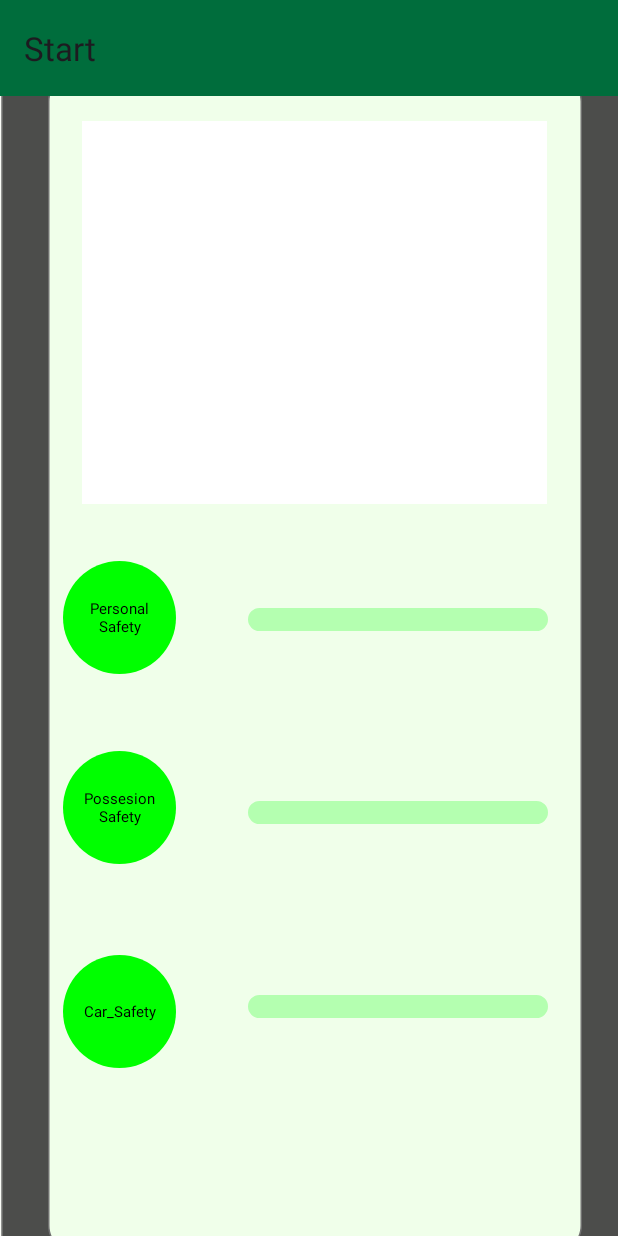
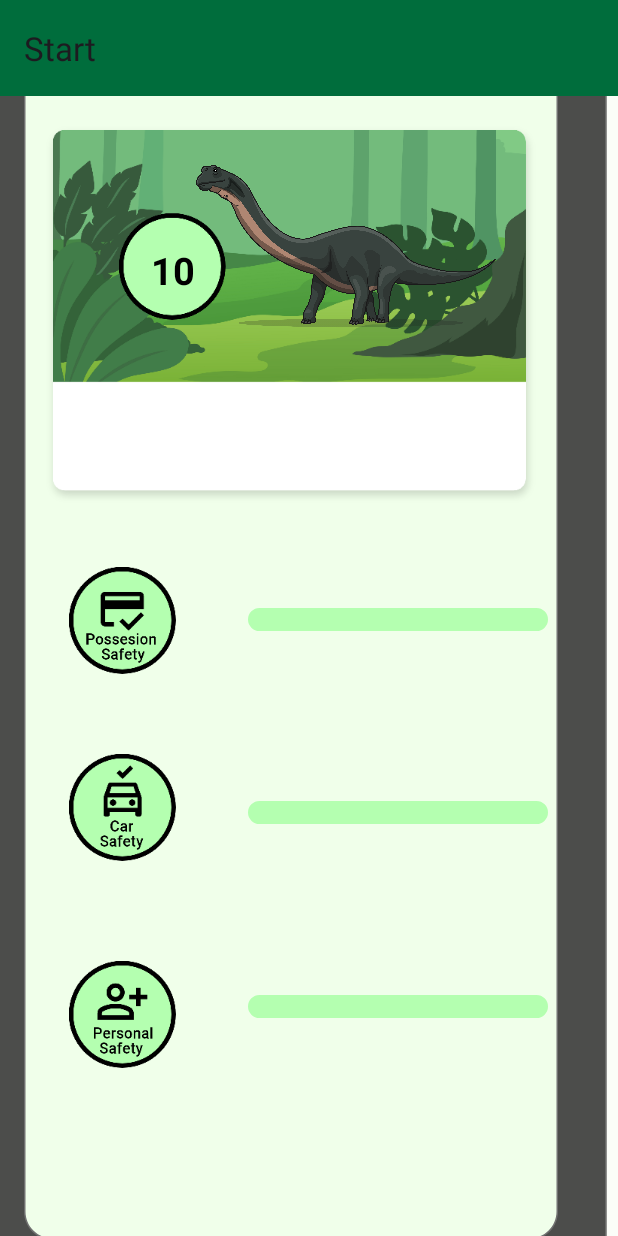
Before and after one commit to Evan-Bain/RowdyHackIX, an Android app: the fragment SafetyCardFragment placed in its activity, on a phone screen of 412 x 824 dp. Run offline under Robolectric (Android 15) with nearby library versions, the light colour scheme and no system bars; our stand-ins replace data binding, navigation-ui.

Commit message:
Merge remote-tracking branch 'origin/alpha' into alpha

```diff
--- a/app/src/main/res/layout/fragment_safety_card.xml
+++ b/app/src/main/res/layout/fragment_safety_card.xml
@@ -1,9 +1,9 @@
 <?xml version="1.0" encoding="utf-8"?>
-<layout>
+<layout xmlns:tools="http://schemas.android.com/tools"
+    xmlns:android="http://schemas.android.com/apk/res/android"
+    xmlns:app="http://schemas.android.com/apk/res-auto">
 
-    <LinearLayout xmlns:android="http://schemas.android.com/apk/res/android"
-        xmlns:app="http://schemas.android.com/apk/res-auto"
-        xmlns:tools="http://schemas.android.com/tools"
+    <LinearLayout
         android:layout_width="match_parent"
         android:layout_height="match_parent">
 
@@ -11,60 +11,34 @@
             android:layout_width="match_parent"
             android:layout_height="match_parent">
 
+
             <ImageView
                 android:id="@+id/image_view_overlay_tint"
                 android:layout_width="603dp"
                 android:layout_height="894dp"
+                android:alpha="0.7"
                 android:src="@drawable/darker_tint_overlay"
-                android:alpha="0.7"
                 app:layout_constraintBottom_toBottomOf="parent"
                 app:layout_constraintEnd_toEndOf="parent"
+                app:layout_constraintHorizontal_bias="0.546"
                 app:layout_constraintStart_toStartOf="parent"
                 app:layout_constraintTop_toTopOf="parent"
-                app:layout_constraintVertical_bias="0.666" />
-
+                app:layout_constraintVertical_bias="0.748" />
 
             <ImageView
                 android:id="@+id/image_view_maincard"
                 android:layout_width="380dp"
                 android:layout_height="811dp"
-
                 android:src="@drawable/maincard"
                 app:layout_constraintBottom_toBottomOf="parent"
                 app:layout_constraintEnd_toEndOf="parent"
-                app:layout_constraintHorizontal_bias="1.0"
                 app:layout_constraintStart_toStartOf="parent"
                 app:layout_constraintTop_toTopOf="parent"
-                app:layout_constraintVertical_bias="0.312" />
+                app:layout_constraintHorizontal_bias="0.5"
+                app:layout_constraintVertical_bias="0.5" />
 
-            <ImageView
-                android:id="@+id/image_view_topcard_backdrop"
-                android:layout_width="310dp"
-                android:layout_height="255dp"
-                android:src="@drawable/rectangle"
-                app:layout_constraintBottom_toBottomOf="parent"
-                app:layout_constraintEnd_toEndOf="parent"
-                app:layout_constraintHorizontal_bias="0.538"
-                app:layout_constraintStart_toStartOf="parent"
-                app:layout_constraintTop_toTopOf="parent"
-                app:layout_constraintVertical_bias="0.033" />
 
-            <TextView
-                android:id="@+id/text_view_personal_safety"
-                android:layout_width="75dp"
-                android:layout_height="75dp"
-                android:background="@drawable/circle_background"
-                android:gravity="center"
-                android:padding="10dp"
-                android:text="Personal Safety"
-                android:textColor="@color/black"
-                android:textSize="10sp"
-                app:layout_constraintBottom_toBottomOf="parent"
-                app:layout_constraintEnd_toEndOf="parent"
-                app:layout_constraintHorizontal_bias="0.125"
-                app:layout_constraintStart_toStartOf="parent"
-                app:layout_constraintTop_toTopOf="parent"
-                app:layout_constraintVertical_bias="0.453" />
+
 
             <ImageView
                 android:id="@+id/image_view_personal_level_progress_background"
@@ -79,22 +53,7 @@
                 app:layout_constraintVertical_bias="0.458"
                 app:tint="@color/lightlimegreen" />
 
-            <TextView
-                android:id="@+id/text_view_possesion_safety"
-                android:layout_width="75dp"
-                android:layout_height="75dp"
-                android:background="@drawable/circle_background"
-                android:gravity="center"
-                android:padding="10dp"
-                android:text="Possesion Safety"
-                android:textColor="@color/black"
-                android:textSize="10sp"
-                app:layout_constraintBottom_toBottomOf="parent"
-                app:layout_constraintEnd_toEndOf="parent"
-                app:layout_constraintHorizontal_bias="0.125"
-                app:layout_constraintStart_toStartOf="parent"
-                app:layout_constraintTop_toTopOf="parent"
-                app:layout_constraintVertical_bias="0.638" />
+
 
             <ImageView
                 android:id="@+id/image_view_possesion_level_progress_background"
@@ -110,22 +69,6 @@
                 app:tint="@color/lightlimegreen" />
 
 
-            <TextView
-                android:id="@+id/text_view_car_safety"
-                android:layout_width="75dp"
-                android:layout_height="75dp"
-                android:background="@drawable/circle_background"
-                android:gravity="center"
-                android:padding="10dp"
-                android:text="Car_Safety"
-                android:textColor="@color/black"
-                android:textSize="10sp"
-                app:layout_constraintBottom_toBottomOf="parent"
-                app:layout_constraintEnd_toEndOf="parent"
-                app:layout_constraintHorizontal_bias="0.125"
-                app:layout_constraintStart_toStartOf="parent"
-                app:layout_constraintTop_toTopOf="parent"
-                app:layout_constraintVertical_bias="0.836" />
 
             <ImageView
                 android:id="@+id/image_view_car_level_progress_background"
@@ -140,6 +83,117 @@
                 app:layout_constraintVertical_bias="0.805"
                 app:tint="@color/lightlimegreen" />
 
+            <ImageView
+                android:id="@+id/imageView"
+                android:layout_width="wrap_content"
+                android:layout_height="wrap_content"
+                app:layout_constraintBottom_toBottomOf="parent"
+                app:layout_constraintEnd_toStartOf="@+id/image_view_car_level_progress_background"
+                app:layout_constraintHorizontal_bias="0.489"
+                app:layout_constraintStart_toStartOf="parent"
+                app:layout_constraintTop_toTopOf="parent"
+                app:layout_constraintVertical_bias="0.637"
+                app:srcCompat="@drawable/car_safety_button" />
+
+            <ImageView
+                android:id="@+id/imageView2"
+                android:layout_width="wrap_content"
+                android:layout_height="wrap_content"
+                android:layout_marginBottom="112dp"
+                app:layout_constraintBottom_toBottomOf="parent"
+                app:layout_constraintEnd_toEndOf="parent"
+                app:layout_constraintHorizontal_bias="0.135"
+                app:layout_constraintStart_toStartOf="parent"
+                app:layout_constraintVertical_bias="0.437"
+                app:srcCompat="@drawable/personal_safety_button" />
+
+            <ImageView
+                android:id="@+id/imageView3"
+                android:layout_width="wrap_content"
+                android:layout_height="wrap_content"
+                app:layout_constraintBottom_toBottomOf="parent"
+                app:layout_constraintEnd_toEndOf="parent"
+                app:layout_constraintHorizontal_bias="0.135"
+                app:layout_constraintStart_toStartOf="parent"
+                app:layout_constraintTop_toTopOf="parent"
+                app:layout_constraintVertical_bias="0.456"
+                app:srcCompat="@drawable/possession_safety_button" />
+
+            <ImageView
+                android:id="@+id/imageView4"
+                android:layout_width="wrap_content"
+                android:layout_height="wrap_content"
+                app:layout_constraintBottom_toBottomOf="parent"
+                app:layout_constraintEnd_toEndOf="parent"
+                app:layout_constraintHorizontal_bias="0.35"
+                app:layout_constraintStart_toStartOf="parent"
+                app:layout_constraintTop_toTopOf="parent"
+                app:layout_constraintVertical_bias="0.033"
+                app:srcCompat="@drawable/topcard" />
+
+            <TextView
+                android:id="@+id/numberBold"
+                android:layout_width="wrap_content"
+                android:layout_height="wrap_content"
+                android:text="10"
+                android:textSize="25dp"
+                android:shadowDx="5"
+                android:shadowDy="5"
+                android:shadowRadius="20"
+                android:textColor="@color/black"
+                android:textStyle="bold"
+                app:layout_constraintBottom_toBottomOf="parent"
+                app:layout_constraintEnd_toEndOf="parent"
+                app:layout_constraintHorizontal_bias="0.263"
+                app:layout_constraintStart_toStartOf="parent"
+                app:layout_constraintTop_toTopOf="parent"
+                app:layout_constraintVertical_bias="0.136" />
+
+            <ImageView
+                android:id="@+id/imageView5"
+                android:layout_width="200dp"
+                android:layout_height="200dp"
+                app:layout_constraintBottom_toBottomOf="parent"
+                app:layout_constraintEnd_toEndOf="parent"
+                app:layout_constraintHorizontal_bias="0.616"
+                app:layout_constraintStart_toStartOf="parent"
+                app:layout_constraintTop_toTopOf="parent"
+                app:layout_constraintVertical_bias="0.0"
+                app:srcCompat="@drawable/brontosaurus1" />
+
+            <TextView
+                android:id="@+id/text_view_posession_safety_bar"
+                android:layout_width="wrap_content"
+                android:layout_height="wrap_content"
+                app:layout_constraintBottom_toBottomOf="parent"
+                app:layout_constraintEnd_toEndOf="parent"
+                app:layout_constraintHorizontal_bias="0.596"
+                app:layout_constraintStart_toStartOf="parent"
+                app:layout_constraintTop_toTopOf="parent"
+                app:layout_constraintVertical_bias="0.433"/>
+
+            <TextView
+                android:id="@+id/text_view_car_safety_bar"
+                android:layout_width="wrap_content"
+                android:layout_height="wrap_content"
+                app:layout_constraintBottom_toBottomOf="parent"
+                app:layout_constraintEnd_toEndOf="parent"
+                app:layout_constraintHorizontal_bias="0.596"
+                app:layout_constraintStart_toStartOf="parent"
+                app:layout_constraintTop_toTopOf="parent"
+                app:layout_constraintVertical_bias="0.608" />
+
+            <TextView
+                android:id="@+id/text_view_personal_safety_bar"
+                android:layout_width="wrap_content"
+                android:layout_height="wrap_content"
+                app:layout_constraintBottom_toBottomOf="parent"
+                app:layout_constraintEnd_toEndOf="parent"
+                app:layout_constraintHorizontal_bias="0.596"
+                app:layout_constraintStart_toStartOf="parent"
+                app:layout_constraintTop_toTopOf="parent"
+                app:layout_constraintVertical_bias="0.783" />
+
 
         </androidx.constraintlayout.widget.ConstraintLayout>
 
```
